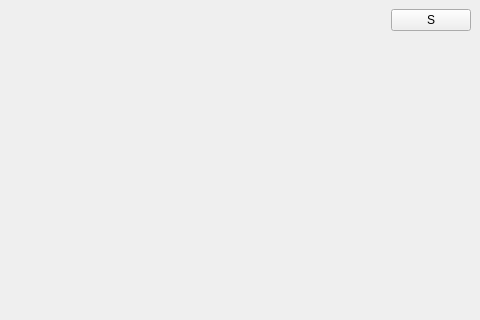
The window that windows/whiteBoard.ui (BertaudNathan/Whiteboard-B3) describes before a commit, drawn with Qt 5; both pictures show x 434 to 914 and y 0 to 320 of the 914 by 598 pixel window.
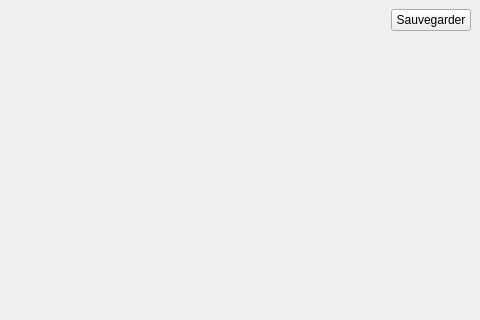
The same window after the commit.

What changed in the file:
```diff
--- a/windows/whiteBoard.ui
+++ b/windows/whiteBoard.ui
@@ -41,7 +41,7 @@
         <item>
          <widget class="QPushButton" name="buttonSave">
           <property name="text">
-           <string>S</string>
+           <string>Sauvegarder</string>
           </property>
          </widget>
         </item>
```
Left out of the diff: 2 changed lines with no effect on the pictures.
